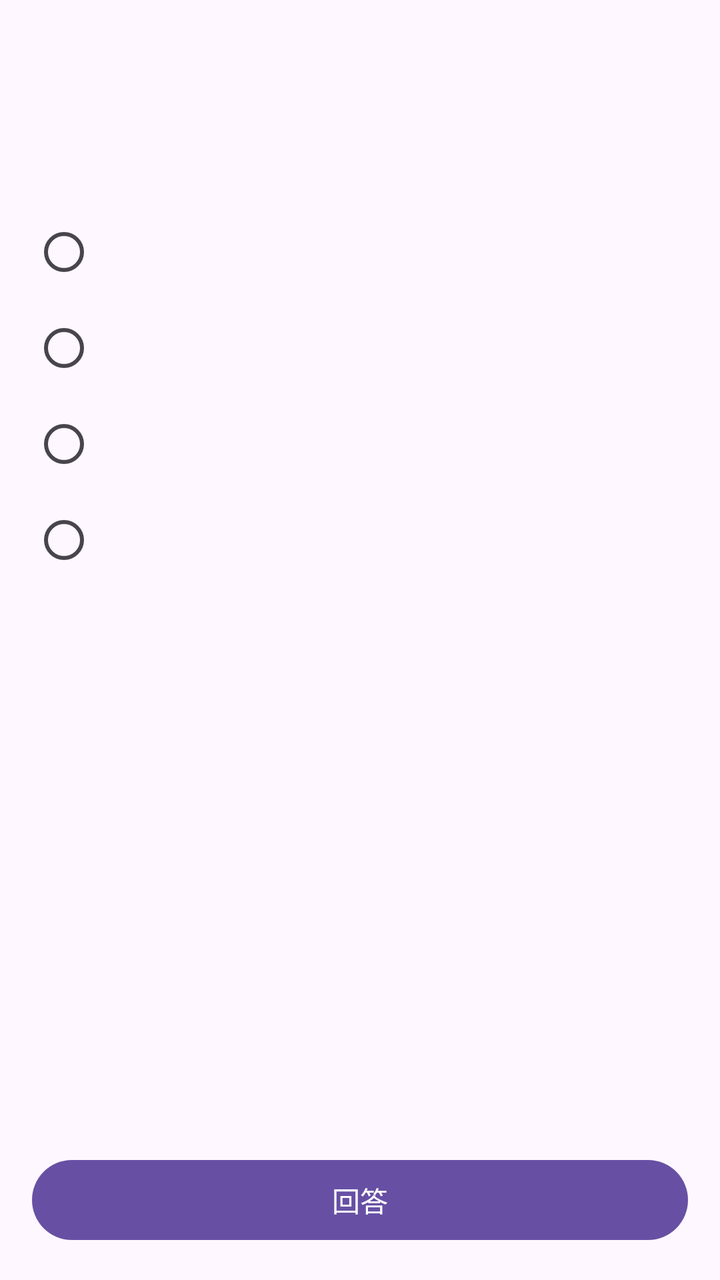
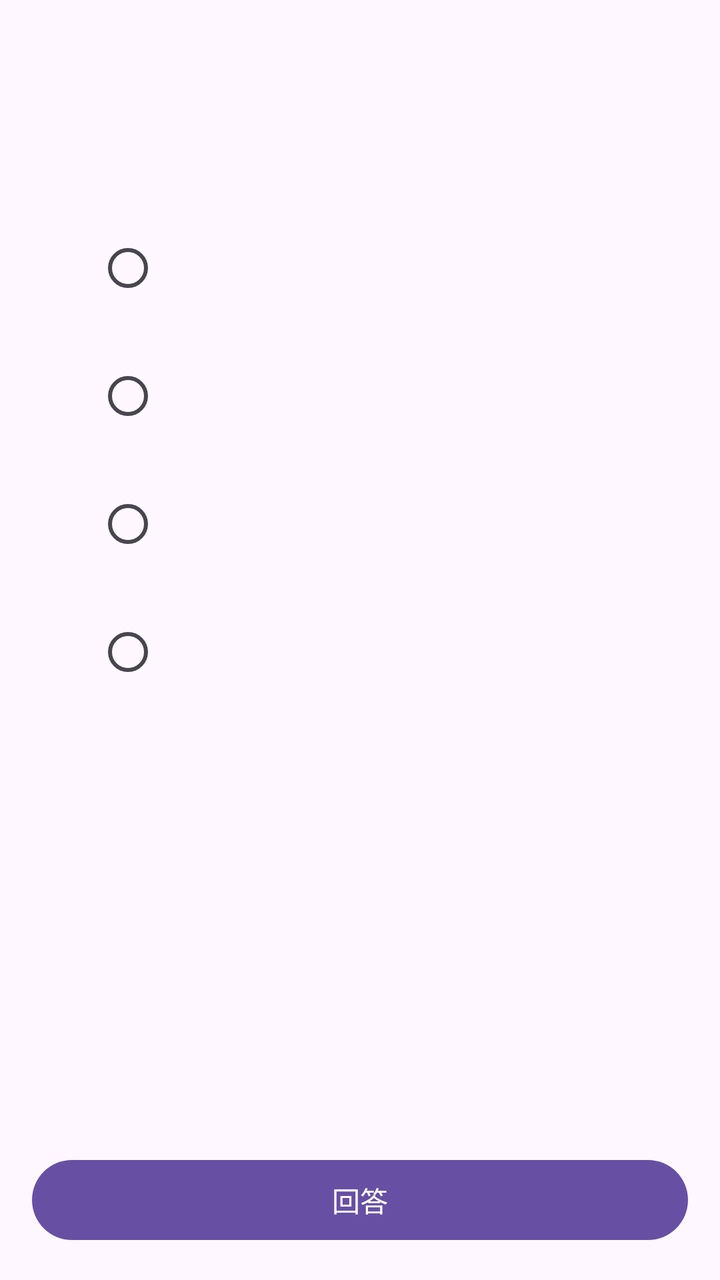

An Android layout rendered at two revisions. The XML below is the earlier revision; the diff shows what the commit changed to produce the second picture.
<!-- AndroidManifest.xml: application theme Theme.ExamDrill -->
<!-- res/layout/fragment_quiz.xml -->
<?xml version="1.0" encoding="utf-8"?>
<androidx.constraintlayout.widget.ConstraintLayout xmlns:android="http://schemas.android.com/apk/res/android"
    xmlns:app="http://schemas.android.com/apk/res-auto"
    android:layout_width="match_parent"
    android:layout_height="match_parent">

    
    <TextView
        android:id="@+id/text_progress"
        android:layout_width="match_parent"
        android:layout_height="wrap_content"
        android:padding="12dp"
        android:textAlignment="center"
        android:textSize="16sp"
        app:layout_constraintTop_toTopOf="parent" />

    
    <ScrollView
        android:id="@+id/scroll_content"
        android:layout_width="match_parent"
        android:layout_height="0dp"
        app:layout_constraintTop_toBottomOf="@id/text_progress"
        app:layout_constraintBottom_toTopOf="@id/btn_action">

        <LinearLayout
            android:layout_width="match_parent"
            android:layout_height="wrap_content"
            android:orientation="vertical"
            android:padding="16dp">

            
            <TextView
                android:id="@+id/text_problem"
                android:layout_width="match_parent"
                android:layout_height="wrap_content"
                android:textSize="18sp" />

            
            <RadioGroup
                android:id="@+id/radio_group_choices"
                android:layout_width="match_parent"
                android:layout_height="wrap_content"
                android:layout_marginTop="16dp">

                <RadioButton
                    android:id="@+id/radio_choice_a"
                    android:layout_width="match_parent"
                    android:layout_height="wrap_content"
                    android:paddingVertical="8dp" />

                <RadioButton
                    android:id="@+id/radio_choice_b"
                    android:layout_width="match_parent"
                    android:layout_height="wrap_content"
                    android:paddingVertical="8dp" />

                <RadioButton
                    android:id="@+id/radio_choice_c"
                    android:layout_width="match_parent"
                    android:layout_height="wrap_content"
                    android:paddingVertical="8dp" />

                <RadioButton
                    android:id="@+id/radio_choice_d"
                    android:layout_width="match_parent"
                    android:layout_height="wrap_content"
                    android:paddingVertical="8dp" />

            </RadioGroup>

            
            <LinearLayout
                android:id="@+id/result_area"
                android:layout_width="match_parent"
                android:layout_height="wrap_content"
                android:orientation="vertical"
                android:layout_marginTop="16dp"
                android:visibility="gone">

                
                <TextView
                    android:id="@+id/text_result"
                    android:layout_width="match_parent"
                    android:layout_height="wrap_content"
                    android:textSize="20sp"
                    android:textStyle="bold" />

                
                <com.google.android.material.textfield.TextInputLayout
                    android:layout_width="match_parent"
                    android:layout_height="wrap_content"
                    android:layout_marginTop="12dp"
                    android:hint="@string/explanation">

                    <com.google.android.material.textfield.TextInputEditText
                        android:id="@+id/edit_explanation"
                        android:layout_width="match_parent"
                        android:layout_height="wrap_content"
                        android:inputType="textMultiLine"
                        android:minLines="2"
                        android:gravity="top" />

                </com.google.android.material.textfield.TextInputLayout>

                
                <com.google.android.material.textfield.TextInputLayout
                    android:id="@+id/layout_status"
                    style="@style/Widget.Material3.TextInputLayout.OutlinedBox.ExposedDropdownMenu"
                    android:layout_width="match_parent"
                    android:layout_height="wrap_content"
                    android:layout_marginTop="12dp"
                    android:hint="@string/status">

                    <AutoCompleteTextView
                        android:id="@+id/dropdown_status"
                        android:layout_width="match_parent"
                        android:layout_height="wrap_content"
                        android:inputType="none" />

                </com.google.android.material.textfield.TextInputLayout>

            </LinearLayout>

        </LinearLayout>

    </ScrollView>

    
    <Button
        android:id="@+id/btn_action"
        android:layout_width="match_parent"
        android:layout_height="wrap_content"
        android:layout_margin="16dp"
        android:text="@string/answer_button"
        app:layout_constraintBottom_toBottomOf="parent" />

</androidx.constraintlayout.widget.ConstraintLayout>
<!-- resources referenced by this layout -->
<resources>
  <string name="answer_button">回答</string>
  <string name="explanation">解説・メモ</string>
  <string name="status">理解度</string>
  <style name="Theme.ExamDrill" parent="Base.Theme.ExamDrill" />
  <style name="Base.Theme.ExamDrill" parent="Theme.Material3.DayNight.NoActionBar">
          
          
      </style>
</resources>

<!-- the commit's change to res/layout/fragment_quiz.xml (unified diff, before → after) -->
@@ -42,29 +42,117 @@
                 android:layout_height="wrap_content"
                 android:layout_marginTop="16dp">
 
-                <RadioButton
-                    android:id="@+id/radio_choice_a"
-                    android:layout_width="match_parent"
-                    android:layout_height="wrap_content"
-                    android:paddingVertical="8dp" />
-
-                <RadioButton
-                    android:id="@+id/radio_choice_b"
-                    android:layout_width="match_parent"
-                    android:layout_height="wrap_content"
-                    android:paddingVertical="8dp" />
-
-                <RadioButton
-                    android:id="@+id/radio_choice_c"
-                    android:layout_width="match_parent"
-                    android:layout_height="wrap_content"
-                    android:paddingVertical="8dp" />
-
-                <RadioButton
-                    android:id="@+id/radio_choice_d"
-                    android:layout_width="match_parent"
-                    android:layout_height="wrap_content"
-                    android:paddingVertical="8dp" />
+                <LinearLayout
+                    android:layout_width="match_parent"
+                    android:layout_height="wrap_content"
+                    android:orientation="horizontal"
+                    android:gravity="center_vertical"
+                    android:paddingVertical="8dp">
+
+                    <TextView
+                        android:id="@+id/text_label_a"
+                        android:layout_width="wrap_content"
+                        android:layout_height="wrap_content"
+                        android:textSize="16sp"
+                        android:minWidth="32dp" />
+
+                    <RadioButton
+                        android:id="@+id/radio_choice_a"
+                        android:layout_width="wrap_content"
+                        android:layout_height="wrap_content" />
+
+                    <TextView
+                        android:id="@+id/text_choice_a"
+                        android:layout_width="0dp"
+                        android:layout_height="wrap_content"
+                        android:layout_weight="1"
+                        android:textSize="16sp" />
+
+                </LinearLayout>
+
+                <LinearLayout
+                    android:layout_width="match_parent"
+                    android:layout_height="wrap_content"
+                    android:orientation="horizontal"
+                    android:gravity="center_vertical"
+                    android:paddingVertical="8dp">
+
+                    <TextView
+                        android:id="@+id/text_label_b"
+                        android:layout_width="wrap_content"
+                        android:layout_height="wrap_content"
+                        android:textSize="16sp"
+                        android:minWidth="32dp" />
+
+                    <RadioButton
+                        android:id="@+id/radio_choice_b"
+                        android:layout_width="wrap_content"
+                        android:layout_height="wrap_content" />
+
+                    <TextView
+                        android:id="@+id/text_choice_b"
+                        android:layout_width="0dp"
+                        android:layout_height="wrap_content"
+                        android:layout_weight="1"
+                        android:textSize="16sp" />
+
+                </LinearLayout>
+
+                <LinearLayout
+                    android:layout_width="match_parent"
+                    android:layout_height="wrap_content"
+                    android:orientation="horizontal"
+                    android:gravity="center_vertical"
+                    android:paddingVertical="8dp">
+
+                    <TextView
+                        android:id="@+id/text_label_c"
+                        android:layout_width="wrap_content"
+                        android:layout_height="wrap_content"
+                        android:textSize="16sp"
+                        android:minWidth="32dp" />
+
+                    <RadioButton
+                        android:id="@+id/radio_choice_c"
+                        android:layout_width="wrap_content"
+                        android:layout_height="wrap_content" />
+
+                    <TextView
+                        android:id="@+id/text_choice_c"
+                        android:layout_width="0dp"
+                        android:layout_height="wrap_content"
+                        android:layout_weight="1"
+                        android:textSize="16sp" />
+
+                </LinearLayout>
+
+                <LinearLayout
+                    android:layout_width="match_parent"
+                    android:layout_height="wrap_content"
+                    android:orientation="horizontal"
+                    android:gravity="center_vertical"
+                    android:paddingVertical="8dp">
+
+                    <TextView
+                        android:id="@+id/text_label_d"
+                        android:layout_width="wrap_content"
+                        android:layout_height="wrap_content"
+                        android:textSize="16sp"
+                        android:minWidth="32dp" />
+
+                    <RadioButton
+                        android:id="@+id/radio_choice_d"
+                        android:layout_width="wrap_content"
+                        android:layout_height="wrap_content" />
+
+                    <TextView
+                        android:id="@+id/text_choice_d"
+                        android:layout_width="0dp"
+                        android:layout_height="wrap_content"
+                        android:layout_weight="1"
+                        android:textSize="16sp" />
+
+                </LinearLayout>
 
             </RadioGroup>
 
